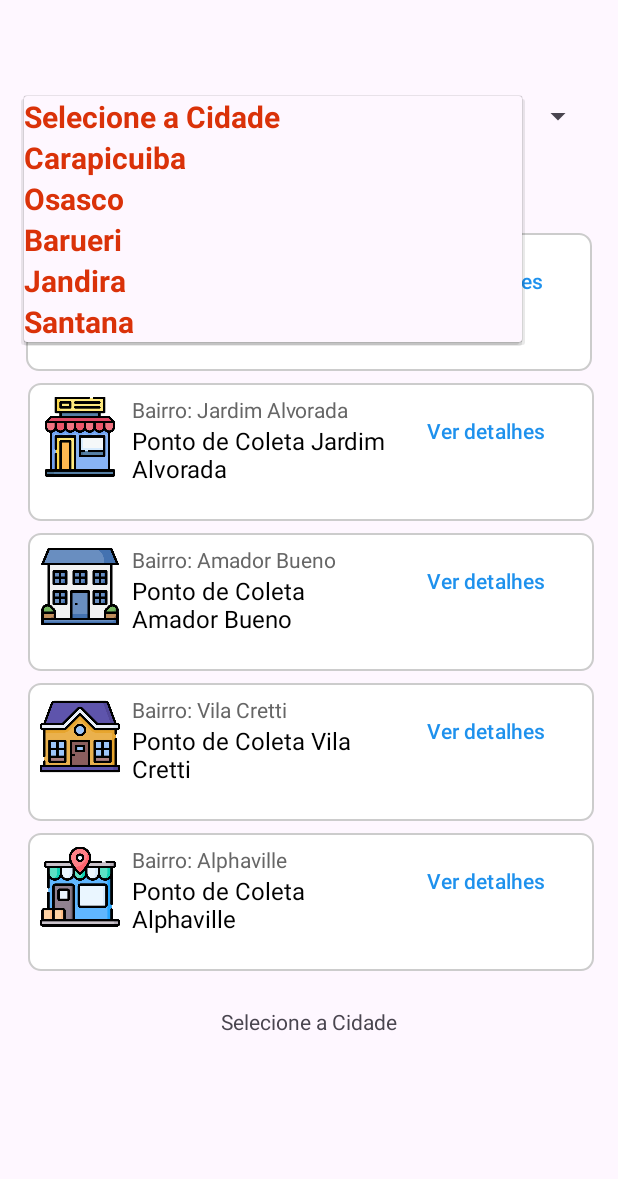
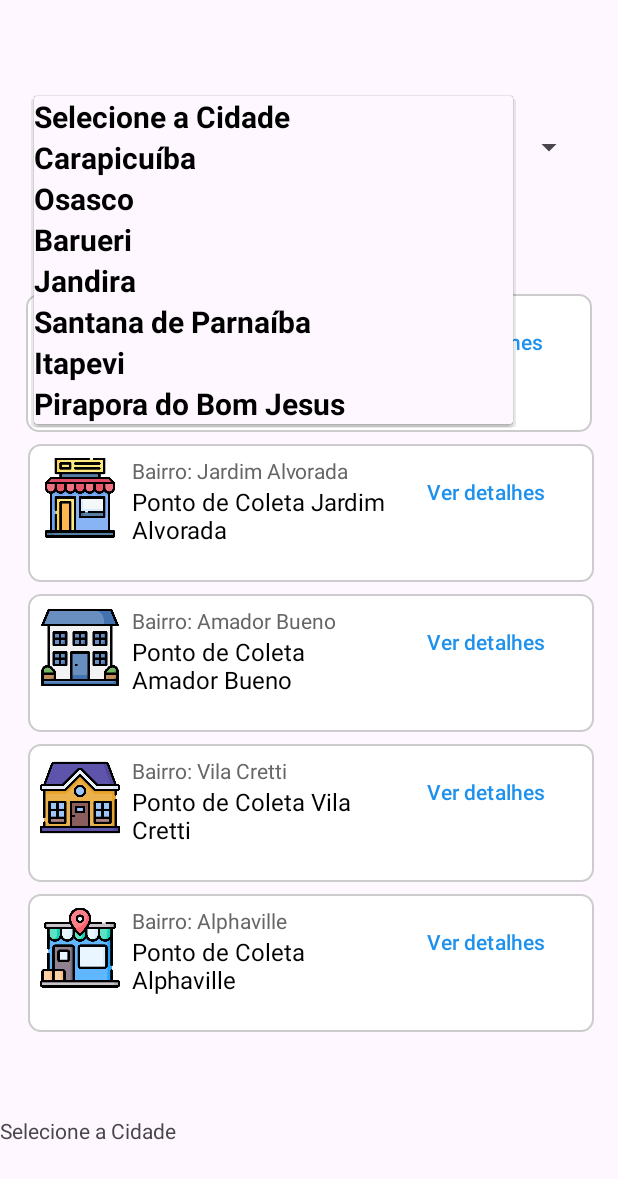
Before and after one commit to MatheusAlvesCavalcante/EcoTech, an Android app: the ListaEcoPontos screen opened directly, with no data from a screen before it, after a tap on "Selecione a Cidade", on a phone screen of 412 x 824 dp. Shown: the top 1179 px of the screen. Run offline under Robolectric (Android 15) with nearby library versions, the phone set to English and light mode, and no system bars.

Commit message:
tela lista

```diff
--- a/app/src/main/java/br/com/local/ecotech/GrupoRes.java
+++ b/app/src/main/java/br/com/local/ecotech/GrupoRes.java
@@ -25,7 +25,7 @@ public class GrupoRes extends AppCompatActivity  {
 
         Button abrindo_tela_lista = findViewById(R.id.btn_tela_lista1);
 
-        abrindo_tela_home.setOnClickListener(new View.OnClickListener() {
+        abrindo_tela_lista.setOnClickListener(new View.OnClickListener() {
 
             @Override
             public void onClick(View v){
--- a/app/src/main/java/br/com/local/ecotech/Home.java
+++ b/app/src/main/java/br/com/local/ecotech/Home.java
@@ -13,6 +13,7 @@ public class Home extends AppCompatActivity {
     protected void onCreate(Bundle savedInstanceState) {
         super.onCreate(savedInstanceState);
         setContentView(R.layout.activity_home);
+
         Button abrindo_tela_bem_vindo = findViewById(R.id.btn_bem_vindo);
 
         abrindo_tela_bem_vindo.setOnClickListener(new View.OnClickListener() {
@@ -25,16 +26,13 @@ public class Home extends AppCompatActivity {
         });
 
 
-
-
-
         Button abrindo_tela_descarte = findViewById(R.id.btn_lista);
 
         abrindo_tela_descarte.setOnClickListener(new View.OnClickListener() {
 
             @Override
             public void onClick(View v){
-                Intent intent = new Intent(Home.this, ListaEcoPontos.class );
+                Intent intent = new Intent(Home.this, GrupoRes.class );
                 startActivity (intent);
             }
         });
--- a/app/src/main/java/br/com/local/ecotech/ListaEcoPontos.java
+++ b/app/src/main/java/br/com/local/ecotech/ListaEcoPontos.java
@@ -4,6 +4,7 @@ import androidx.appcompat.app.AppCompatActivity;
 
 import android.os.Bundle;
 import android.view.View;
+import android.view.inputmethod.TextAppearanceInfo;
 import android.widget.AdapterView;
 import android.widget.ArrayAdapter;
 import android.widget.Spinner;
@@ -16,11 +17,15 @@ public class ListaEcoPontos extends AppCompatActivity {
     Spinner spinnerCidade;
     String[] listaCidades = {
             "Selecione a Cidade",
-            "Carapicuiba",
+            "Carapicuíba",
             "Osasco",
             "Barueri",
             "Jandira",
-            "Santana"};
+            "Santana de Parnaíba",
+            "Itapevi",
+            "Pirapora do Bom Jesus"
+    };
+
 
     @Override
     protected void onCreate(Bundle savedInstanceState) {
@@ -36,8 +41,9 @@ public class ListaEcoPontos extends AppCompatActivity {
             @Override
             public void onItemSelected(AdapterView<?> parent, View view, int position, long id) {
 //                    Toast toast = Toast.makeText(Toast.LENGTH_SHORT).show();
-               cidade.setText(spinnerCidade.getItemAtPosition(position).toString())  ;
+               cidade.setText(spinnerCidade.getItemAtPosition(position).toString());
             }
+
 
             @Override
             public void onNothingSelected(AdapterView<?> parent) {
--- a/app/src/main/res/layout/lista.xml
+++ b/app/src/main/res/layout/lista.xml
@@ -274,20 +274,23 @@
 
     <Spinner
         android:id="@+id/spinnerCidade"
-        android:layout_width="0dp"
-        android:layout_height="wrap_content"
+        android:layout_width="367dp"
+        android:layout_height="68dp"
         android:layout_marginStart="16dp"
         android:layout_marginTop="64dp"
         android:layout_marginEnd="16dp"
         app:layout_constraintEnd_toEndOf="parent"
         app:layout_constraintStart_toStartOf="parent"
-        app:layout_constraintTop_toTopOf="parent" />
+        app:layout_constraintTop_toTopOf="parent"
+        android:TextColor="@color/color_spinner"/>
 
     <TextView
         android:id="@+id/txtCidade"
-        android:layout_width="wrap_content"
+        android:layout_width="0dp"
         android:layout_height="wrap_content"
         android:layout_marginTop="24dp"
+        android:layout_marginBottom="29dp"
+        app:layout_constraintBottom_toBottomOf="parent"
         app:layout_constraintEnd_toEndOf="parent"
         app:layout_constraintStart_toStartOf="parent"
         app:layout_constraintTop_toBottomOf="@+id/collection_point_1" />
--- a/app/src/main/res/layout/text_spinner.xml
+++ b/app/src/main/res/layout/text_spinner.xml
@@ -2,7 +2,7 @@
 <TextView xmlns:android="http://schemas.android.com/apk/res/android"
     android:layout_width="match_parent"
     android:layout_height="match_parent"
-    android:textColor="#DA3209"
+    android:textColor="#000000"
     android:textSize="20sp"
     android:textStyle="bold">
 
--- a/app/src/main/res/values/colors.xml
+++ b/app/src/main/res/values/colors.xml
@@ -7,4 +7,6 @@
     <color name="mediumWasteButton">#B3E5FC</color>
     <color name="largeWasteButton">#9FA8DA</color>
     <color name="my_background_color">#C1BFBF</color>
+    <color name="color_spinner">#000000</color>
+
 </resources>
```
Also changed, not shown: app/src/main/java/br/com/local/ecotech/ListaCidades.java (deleted, +0 -23 lines).
